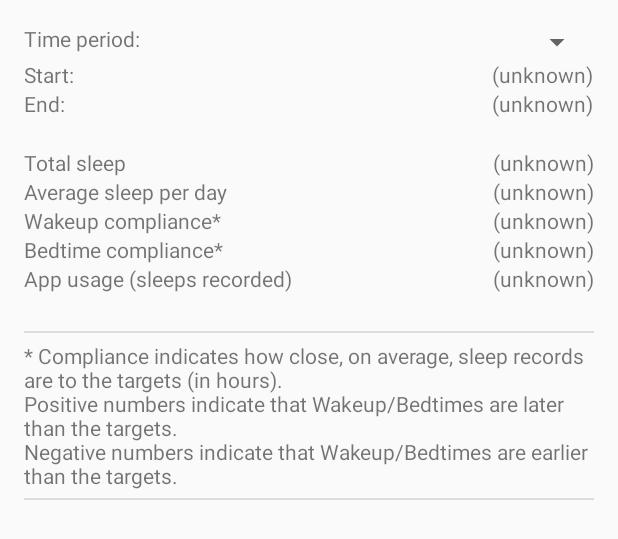
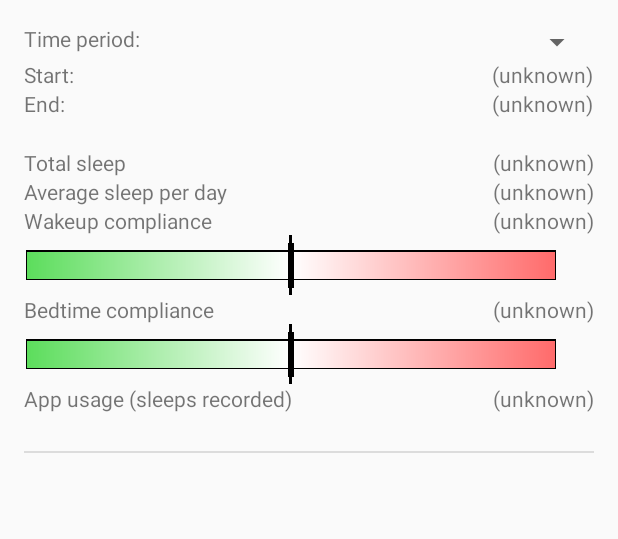
Before and after one commit to yugensoft/sleep-journal, an Android app: the layout activity_report.xml on its own in the app's theme, with its tools: preview values and no code run, on a phone screen of 412 x 824 dp. Shown: the top 539 px of the screen. Run offline under Robolectric (Android 15) with nearby library versions, the phone set to English and light mode, and no system bars.

Commit message:
New sleep comparison bars working

```diff
--- a/app/src/main/java/com/yugensoft/simplesleepjournal/customviews/SleepComparisonBar.java
+++ b/app/src/main/java/com/yugensoft/simplesleepjournal/customviews/SleepComparisonBar.java
@@ -6,9 +6,11 @@ import android.graphics.Canvas;
 import android.graphics.Color;
 import android.graphics.LinearGradient;
 import android.graphics.Paint;
+import android.graphics.Point;
 import android.graphics.RectF;
 import android.graphics.Shader;
 import android.util.AttributeSet;
+import android.util.DisplayMetrics;
 import android.view.View;
 
 import com.yugensoft.simplesleepjournal.HumanReadableConverter;
@@ -37,13 +39,14 @@ public class SleepComparisonBar extends View {
     private float mHorizontalBarThickness;
     private int mTextPos;
     private float mTextToBarPadding;
-    private String mTextLine1;
+    private String mTextLine1 = "";
     private float mTextLine1X;
     private float mTextLine1Y;
-    private String mTextLine2;
+    private String mTextLine2 = "";
     private float mTextLine2X;
     private float mTextLine2Y;
     private float mTextWidth = 0.0f;
+    private float mExpectedMaximumTextWidth = 0.0f;
     private float mTextHeight = 0.0f;
     private int mHorizontalBarColor;
     private int mHorizontalBarBorderColor;
@@ -109,6 +112,7 @@ public class SleepComparisonBar extends View {
     }
     public void setBarThickness(float mBarThickness) {
         this.mHorizontalBarThickness = mBarThickness;
+        onDataChanged();
         invalidate();
     }
     public float getTextWidth() {
@@ -134,6 +138,7 @@ public class SleepComparisonBar extends View {
                     "TextPos must be one of TEXTPOS_LEFT or TEXTPOS_RIGHT");
         }
         mTextPos = textPos;
+        onDataChanged();
         invalidate();
     }
     public float getTimeDifference() {
@@ -148,6 +153,7 @@ public class SleepComparisonBar extends View {
         } else {
             this.mTextLine2 = getContext().getString(R.string.early);
         }
+        onDataChanged();
         invalidate();
     }
 
@@ -168,7 +174,6 @@ public class SleepComparisonBar extends View {
     protected void onSizeChanged(int w, int h, int oldw, int oldh) {
         super.onSizeChanged(w, h, oldw, oldh);
 
-        //
         // Set dimensions for text, bars, etc
         //
         // Account for padding
@@ -181,17 +186,23 @@ public class SleepComparisonBar extends View {
         mBounds = new RectF(0, 0, ww, hh);
         mBounds.offsetTo(getPaddingLeft(), getPaddingTop());
 
+        // Regenerate view
+        onDataChanged();
+    }
+
+    private void onDataChanged() {
         // Determine text dimensions
         mTextHeight = mHorizontalBarThickness / 2;
         mTextPaint.setTextSize(mTextHeight);
         mTextWidth = Math.max(mTextPaint.measureText(mTextLine1), mTextPaint.measureText(mTextLine2));
+        mTextWidth = Math.max(mTextWidth, mExpectedMaximumTextWidth); // Stops jumpy rendering and different bar sizes
 
         // Determine moving bar dimensions
         float movingBarWidth = mHorizontalBarThickness * MOVING_BAR_WIDTH_FACTOR;
         float movingBarHeight = mHorizontalBarThickness * MOVING_BAR_HEIGHT_FACTOR;
 
         // Make adjustments based on text position
-        float horizontalBarWidth = ww - (mTextWidth + mTextToBarPadding);
+        float horizontalBarWidth = mBounds.width() - (mTextWidth + mTextToBarPadding);
         if (mTextPos == TEXTPOS_LEFT) {
             mTextPaint.setTextAlign(Paint.Align.RIGHT);
             mHorizontalBarBorder = new RectF(
@@ -243,7 +254,7 @@ public class SleepComparisonBar extends View {
                 mHorizontalBarBorder.centerY() - centerBarHeight/2,
                 mHorizontalBarBorder.centerX() + centerBarWidth/2,
                 mHorizontalBarBorder.centerY() + centerBarHeight/2
-                );
+        );
 
         // Place the Moving Bar
         float timeDiff = (float)mTimeDifference / (60*60*1000);
@@ -264,22 +275,28 @@ public class SleepComparisonBar extends View {
                 movingBarCenterX + movingBarWidth/2,
                 movingBarCenterY + movingBarHeight/2
         );
+    }
 
+    //
+    // Measurement functions.
+    //
+    @Override
+    protected int getSuggestedMinimumWidth() {
+        return (int) (mHorizontalBarThickness * 5);
     }
 
     @Override
-    protected void onLayout(boolean changed, int l, int t, int r, int b) {
-        // Do nothing. Do not call the superclass method
+    protected int getSuggestedMinimumHeight() {
+        return (int) (mHorizontalBarThickness * MOVING_BAR_HEIGHT_FACTOR);
     }
 
     @Override
     protected void onMeasure(int widthMeasureSpec, int heightMeasureSpec) {
         // Try for a width based on our minimum
         int minw = getPaddingLeft() + getPaddingRight() + getSuggestedMinimumWidth();
-
         int w = Math.max(minw, MeasureSpec.getSize(widthMeasureSpec));
 
-        int minh = (int) (mHorizontalBarThickness * MOVING_BAR_HEIGHT_FACTOR) + getPaddingBottom() + getPaddingTop();
+        int minh = getPaddingBottom() + getPaddingTop() + getSuggestedMinimumHeight();
         int h = Math.min(MeasureSpec.getSize(heightMeasureSpec), minh);
 
         setMeasuredDimension(w, h);
@@ -294,11 +311,16 @@ public class SleepComparisonBar extends View {
         mTextPaint = new Paint(Paint.ANTI_ALIAS_FLAG);
         mTextPaint.setColor(mTextColor);
         mTextPaint.setStyle(Paint.Style.FILL);
+        mTextHeight = mHorizontalBarThickness / 2;
         if (mTextHeight == 0) {
             mTextHeight = mTextPaint.getTextSize();
         } else {
             mTextPaint.setTextSize(mTextHeight);
         }
+        mExpectedMaximumTextWidth = Math.max(
+                mTextPaint.measureText(getResources().getString(R.string.early)),
+                mTextPaint.measureText(getResources().getString(R.string.late))
+        );
 
         // Set up the paints for the bars
         mCenterBarPaint = new Paint(0);
--- a/app/src/main/res/layout/activity_report.xml
+++ b/app/src/main/res/layout/activity_report.xml
@@ -3,6 +3,7 @@
     xmlns:android="http://schemas.android.com/apk/res/android"
     xmlns:tools="http://schemas.android.com/tools"
     xmlns:ads="http://schemas.android.com/apk/res-auto"
+    xmlns:custom="http://schemas.android.com/apk/res-auto"
     android:id="@+id/scrollView"
     android:layout_width="match_parent"
     android:layout_height="match_parent"
@@ -102,6 +103,20 @@
                 />
         </TableRow>
         <TableRow>
+            <com.yugensoft.simplesleepjournal.customviews.SleepComparisonBar
+                android:layout_span="2"
+                android:id="@+id/wakeup_comparison_bar"
+                android:layout_width="match_parent"
+                android:layout_height="wrap_content"
+                custom:labelPosition="right"
+                custom:textToBarPadding="3dp"
+                custom:horizontalBarColor="#ff39e600"
+                custom:horizontalBarBorderColor="#ff000000"
+                custom:horizontalBarThickness="20dp"
+                custom:horizontalBarBorder="1dp"
+                />
+        </TableRow>
+        <TableRow>
             <TextView
                 android:text="@string/label_bedtime_compliance"
                 />
@@ -109,6 +124,20 @@
                 android:id="@+id/bedtime_compliance"
                 android:layout_gravity="end"
                 android:text="@string/report_value_unknown"
+                />
+        </TableRow>
+        <TableRow>
+            <com.yugensoft.simplesleepjournal.customviews.SleepComparisonBar
+                android:layout_span="2"
+                android:id="@+id/bedtime_comparison_bar"
+                android:layout_width="match_parent"
+                android:layout_height="wrap_content"
+                custom:labelPosition="right"
+                custom:textToBarPadding="3dp"
+                custom:horizontalBarColor="#ff39e600"
+                custom:horizontalBarBorderColor="#ff000000"
+                custom:horizontalBarThickness="20dp"
+                custom:horizontalBarBorder="1dp"
                 />
         </TableRow>
         <TableRow>
@@ -131,29 +160,11 @@
         android:layout_below="@id/TL_report1"
         />
 
-    <TextView
-        android:layout_width="match_parent"
-        android:layout_height="wrap_content"
-        android:id="@+id/report_note"
-        android:text="@string/report_note"
-        android:layout_below="@id/dividerA"
-        android:maxLines="100"
-        android:ellipsize="none"
-        android:scrollHorizontally="false"
-
-        />
-
-    <View style="@style/Divider"
-        android:id="@+id/dividerB"
-        android:layout_marginTop="5dp"
-        android:layout_marginBottom="5dp"
-        android:layout_below="@id/report_note"
-        />
 
     <RelativeLayout
         android:layout_width="match_parent"
         android:layout_height="wrap_content"
-        android:layout_below="@id/dividerB"
+        android:layout_below="@id/dividerA"
         android:layout_marginTop="10dp"
         android:descendantFocusability="blocksDescendants"
         >
--- a/app/src/main/res/values/strings.xml
+++ b/app/src/main/res/values/strings.xml
@@ -86,8 +86,8 @@
     <string name="label_total_sleep">Total sleep</string>
     <string name="report_value_unknown">(unknown)</string>
     <string name="label_average_sleep">Average sleep per day</string>
-    <string name="label_wakeup_compliance">Wakeup compliance*</string>
-    <string name="label_bedtime_compliance">Bedtime compliance*</string>
+    <string name="label_wakeup_compliance">Wakeup compliance</string>
+    <string name="label_bedtime_compliance">Bedtime compliance</string>
     <string name="label_app_usage">App usage (sleeps recorded)</string>
     <string name="label_time_period">Time period:</string>
     <string name="label_time_period_start">Start:</string>
@@ -102,7 +102,6 @@
     <string name="toast_bedtime_updated">Bed-time updated</string>
     <string name="toast_awake_updated">Wake-up has been updated</string>
     <string name="error_generating_csv">"Error generating CSV: "</string>
-    <string name="report_note">"* Compliance indicates how close, on average, sleep records are to the targets (in hours). \nPositive numbers indicate that Wakeup/Bedtimes are later than the targets. \nNegative numbers indicate that Wakeup/Bedtimes are earlier than the targets."</string>
     <string name="howto_button_text">How to use</string>
     <string name="title_activity_how_to">How to use</string>
     <string name="action_about">About</string>
```
Also changed, not shown: app/src/main/java/com/yugensoft/simplesleepjournal/MainActivity.java (+3 -7 lines), app/src/main/java/com/yugensoft/simplesleepjournal/ReportActivity.java (+33 -10 lines).
